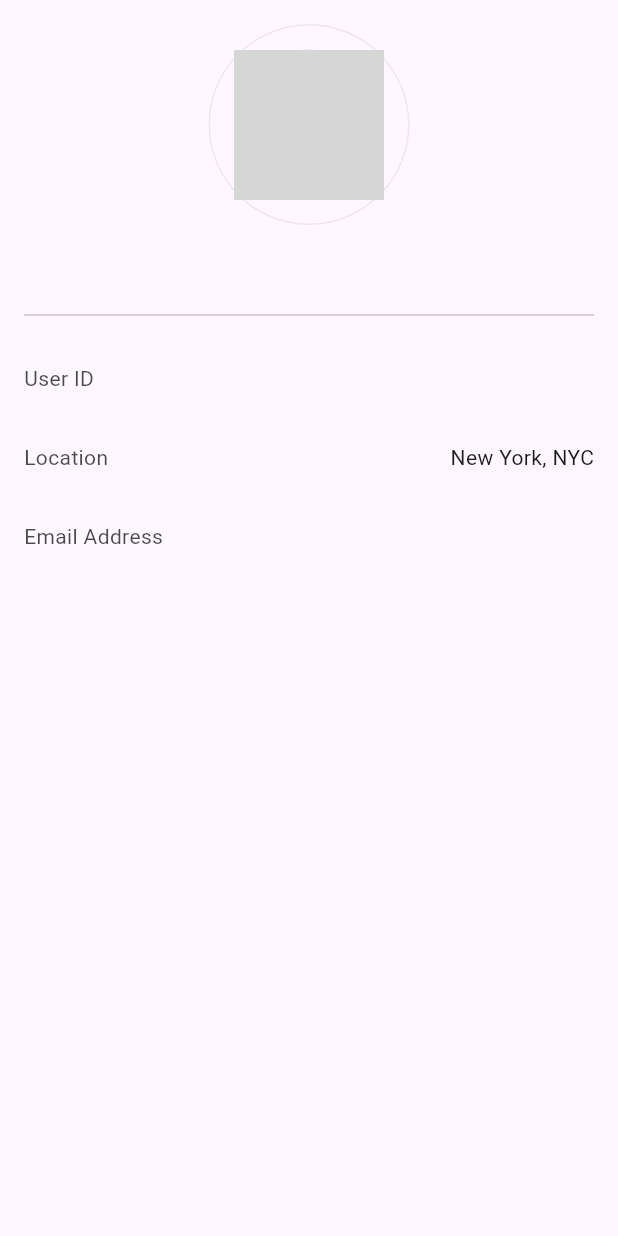
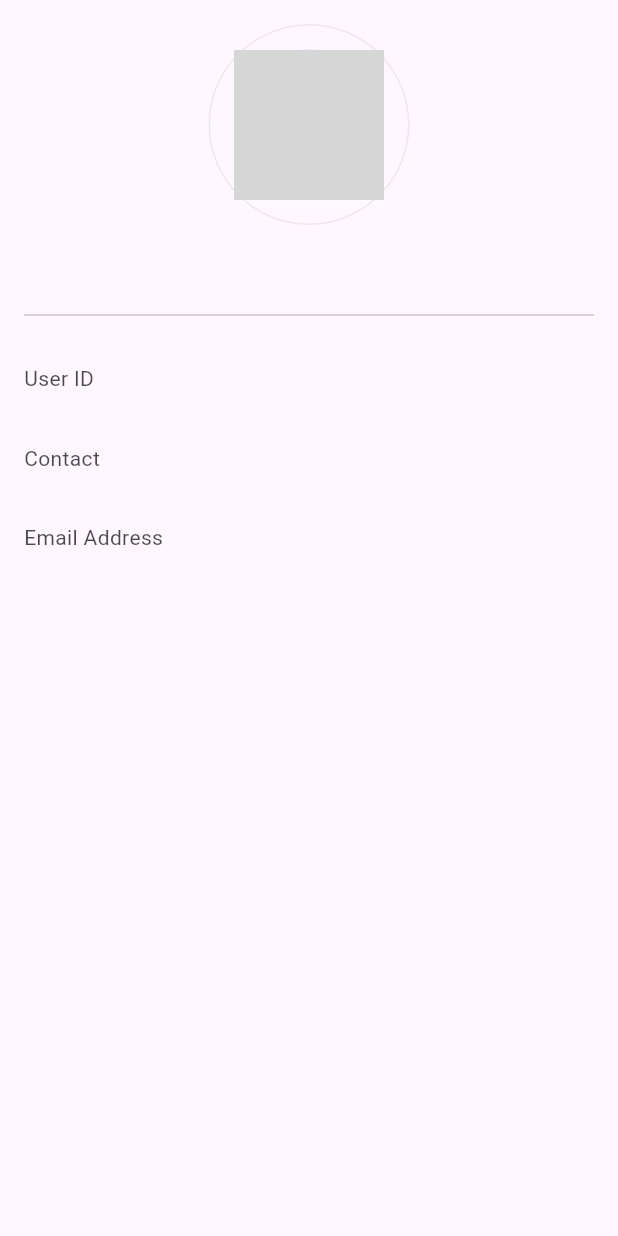
Before and after one commit to RoySuzon/task_2, a Flutter app: the ProfileScreen widget shown alone on an empty page, opened directly with empty values, on a phone screen of 412 x 824 dp. Run offline on Flutter 3.47's test engine with Material 3 defaults, Android fonts, the phone set to English and light mode, and no system bars; our stand-ins replace dartz, flutter_secure_storage; accounts and stored records are empty; network calls fail; grey boxes are pictures that could not be loaded.

Commit message:
fixed the desing of contact

```diff
--- a/lib/features/dash_screen/presentation/pages/dash_board_screen.dart
+++ b/lib/features/dash_screen/presentation/pages/dash_board_screen.dart
@@ -1,3 +1,5 @@
+// ignore_for_file: deprecated_member_use
+
 import 'package:flutter/material.dart';
 import 'package:task/features/auth/presentation/pages/login_screen.dart';
 import 'package:task/features/dash_screen/data/model/user_model.dart';
@@ -6,7 +8,7 @@ import 'package:task/features/dash_screen/domain/usecases/dashboard_use_case.dar
 import 'package:task/session_controller/session_controller.dart';
 
 class DashBoardScreen extends StatefulWidget {
-  DashBoardScreen({super.key});
+  const DashBoardScreen({super.key});
 
   @override
   State<DashBoardScreen> createState() => _DashBoardScreenState();
@@ -103,8 +105,8 @@ class ProfileScreen extends StatelessWidget {
             info: userInfo.id,
           ),
           Info(
-            infoKey: "Location",
-            info: "New York, NYC",
+            infoKey: "Contact",
+            info: userInfo.contact,
           ),
           Info(
             infoKey: "Email Address",
@@ -167,7 +169,7 @@ class ProfilePic extends StatelessWidget {
 }
 
 class Info extends StatelessWidget {
-  Info({
+  const Info({
     super.key,
     required this.infoKey,
     required this.info,
```
